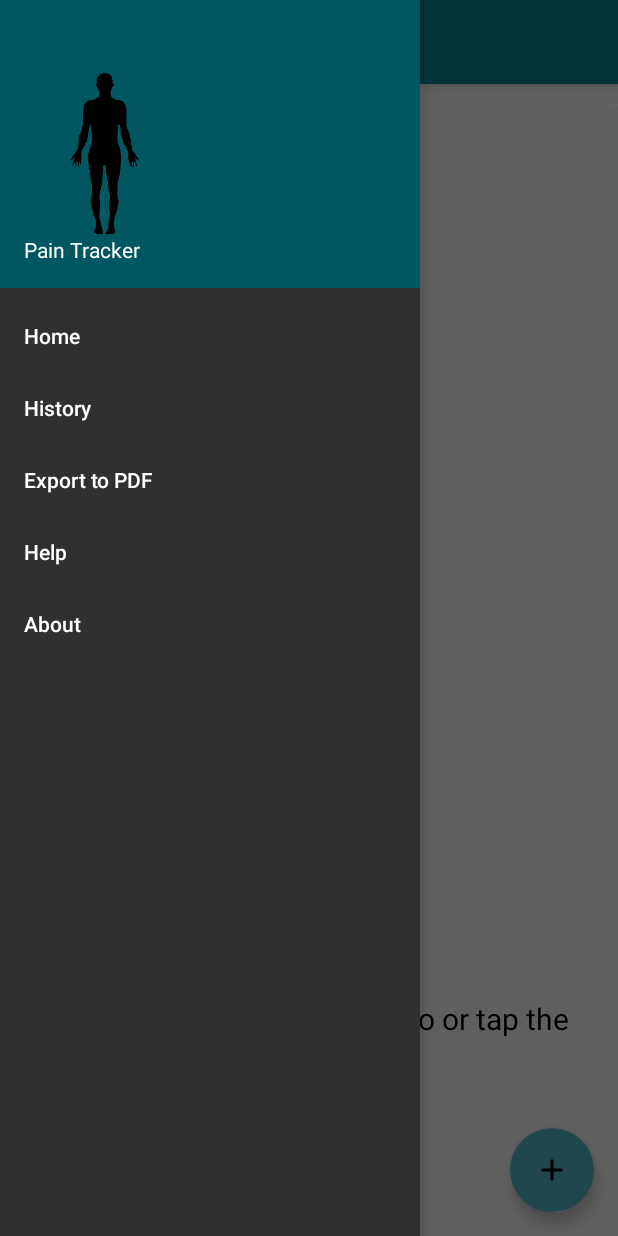
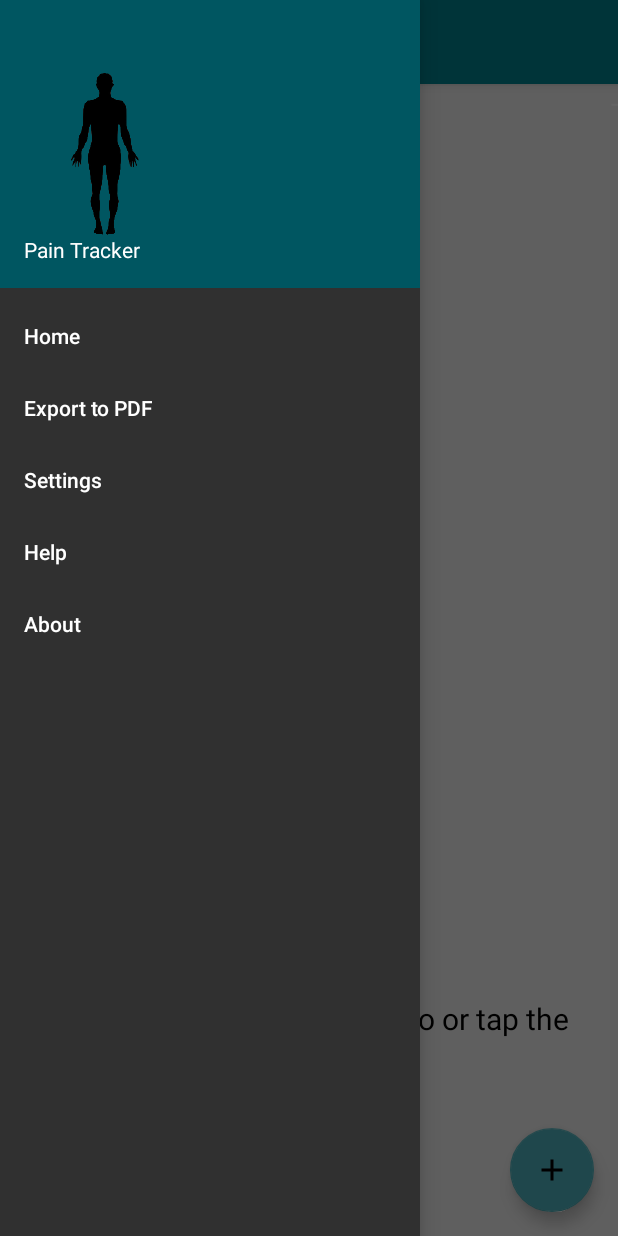
Before and after one commit to Daanikus/PainTracker, an Android app: the screen it shows after launch (MainActivity), with the side drawer open, on a phone screen of 412 x 824 dp. Run offline under Robolectric (Android 15) with nearby library versions, the phone set to English and light mode, and no system bars; our stand-ins replace Room's generated code; libraries missing offline, so code that uses them is left out: com.jjoe64.graphview; plain views replace GraphView; 10 statements that could not run were skipped.

Commit message:
Began adding settings menu with notifications option

```diff
--- a/mobile/src/main/AndroidManifest.xml
+++ b/mobile/src/main/AndroidManifest.xml
@@ -40,6 +40,8 @@
             android:parentActivityName=".MainActivity"/>
         <activity android:name=".HistoryActivity"
             android:parentActivityName=".MainActivity" />
+        <activity android:name=".SettingsActivity"
+            android:parentActivityName=".MainActivity" />
     </application>
 
 </manifest>
--- a/mobile/src/main/java/com/github/daanikus/paintracker/MainActivity.java
+++ b/mobile/src/main/java/com/github/daanikus/paintracker/MainActivity.java
@@ -8,6 +8,7 @@ import android.arch.lifecycle.ViewModelProviders;
 import android.content.Context;
 import android.content.DialogInterface;
 import android.content.Intent;
+import android.content.SharedPreferences;
 import android.content.pm.PackageManager;
 import android.content.pm.ResolveInfo;
 import android.graphics.Bitmap;
@@ -19,6 +20,7 @@ import android.graphics.pdf.PdfDocument;
 import android.net.Uri;
 import android.os.Bundle;
 import android.os.Environment;
+import android.preference.PreferenceManager;
 import android.support.annotation.Nullable;
 import android.support.design.widget.FloatingActionButton;
 import android.support.design.widget.NavigationView;
@@ -30,7 +32,6 @@ import android.support.v7.widget.Toolbar;
 import android.util.Log;
 import android.view.MenuItem;
 import android.view.View;
-import android.widget.Button;
 import android.widget.TextView;
 import android.widget.Toast;
 
@@ -62,6 +63,7 @@ public class MainActivity extends AppCompatActivity {
 
     private static PainViewModel mPainViewModel;
     public static final int NEW_PAIN_ACTIVITY_REQUEST_CODE = 1;
+    public static boolean notificationsOn;
     private static final String TAG = "MainActivity";
     private GraphView graph;
     private TextView cardTextView;
@@ -95,6 +97,9 @@ public class MainActivity extends AppCompatActivity {
         actionbar.setDisplayHomeAsUpEnabled(true);
         actionbar.setHomeAsUpIndicator(R.drawable.ic_menu);
 
+        SharedPreferences sharedPref = PreferenceManager.getDefaultSharedPreferences(this);
+        notificationsOn = sharedPref.getBoolean("pref_notif", true);
+
         mDrawerLayout = findViewById(R.id.drawer_layout);
 
         this.graph = initializeGraph();
@@ -102,6 +107,8 @@ public class MainActivity extends AppCompatActivity {
         cardTextView = findViewById(R.id.card_text_view);
 
         graphDayTextView = findViewById(R.id.graph_day_text_view);
+
+        PreferenceManager.setDefaultValues(this, R.xml.preferences, false);
 
         FloatingActionButton fab = findViewById(R.id.fab);
 
@@ -139,10 +146,10 @@ public class MainActivity extends AppCompatActivity {
                             case "Home":
                                 Toast.makeText(getApplicationContext(), menuItem.getTitle(), Toast.LENGTH_SHORT).show();
                                 break;
-                            case "History":
-                                // Toast.makeText(getApplicationContext(), menuItem.getTitle(), Toast.LENGTH_SHORT).show();
-                                Intent historyIntent = new Intent(MainActivity.this, HistoryActivity.class);
-                                startActivity(historyIntent);
+                            case "Settings":
+                                Toast.makeText(getApplicationContext(),"Notif is " + notificationsOn, Toast.LENGTH_SHORT).show();
+                                Intent settingsIntent = new Intent(MainActivity.this, SettingsActivity.class);
+                                startActivity(settingsIntent);
                                 break;
                             case "Export to PDF":
                                 // Toast.makeText(getApplicationContext(), menuItem.getTitle(), Toast.LENGTH_SHORT).show();
@@ -418,6 +425,9 @@ public class MainActivity extends AppCompatActivity {
 
     //Reminder
     public void pushNotification(long time){
+
+        if (!notificationsOn) return;
+
         Calendar c = Calendar.getInstance();
         c.setTimeInMillis(time);
         //c.set(Calendar.HOUR_OF_DAY, hour);
--- a/mobile/src/main/res/menu/drawer_view.xml
+++ b/mobile/src/main/res/menu/drawer_view.xml
@@ -5,11 +5,11 @@
             android:id="@+id/nav_home"
             android:title="Home" />
         <item
-            android:id="@+id/nav_history"
-            android:title="History" />
-        <item
             android:id="@+id/nav_pdf"
             android:title="Export to PDF" />
+        <item
+            android:id="@+id/nav_settings"
+            android:title="Settings" />
         <item
             android:id="@+id/nav_help"
             android:title="Help" />
--- a/mobile/src/main/res/values/strings.xml
+++ b/mobile/src/main/res/values/strings.xml
@@ -11,4 +11,6 @@
     <string name="channelDescription">Helps you remember to log how you are feeling.</string>
     <string name="about_app">Made by:\n\nDan Bent\nSam Fleury\nEmilio McFadzean\n\nFor COSC345\n\n2018 </string>
     <string name="help_dialog">Help message here</string>
+    <string name="pref_notifications">Notifications</string>
+    <string name="pref_notifications_summary">Enable notifications from Pain Tracker</string>
 </resources>
--- /dev/null
+++ b/mobile/src/main/res/xml/preferences.xml
@@ -0,0 +1,8 @@
+<?xml version="1.0" encoding="utf-8"?>
+<PreferenceScreen xmlns:android="http://schemas.android.com/apk/res/android">
+    <CheckBoxPreference
+        android:key="pref_notif"
+        android:title="@string/pref_notifications"
+        android:summary="@string/pref_notifications_summary"
+        android:defaultValue="true" />
+</PreferenceScreen>
```
Also changed, not shown: mobile/src/main/java/com/github/daanikus/paintracker/SettingsActivity.java (added, +20 -0 lines), mobile/src/main/java/com/github/daanikus/paintracker/SettingsFragment.java (added, +43 -0 lines).
